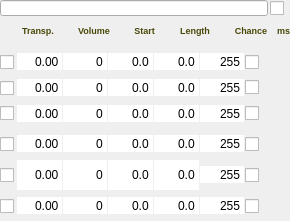
Before: the Qt Designer form Qt/qt4_patch_widget.ui in kmatheussen/radium, drawn with Qt 5.
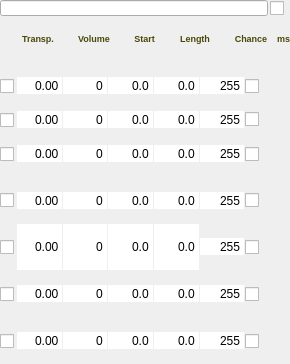
After: the same form once the commit is applied.

What changed in the file:
```diff
--- a/Qt/qt4_patch_widget.ui
+++ b/Qt/qt4_patch_widget.ui
@@ -7,7 +7,7 @@
     <x>0</x>
     <y>0</y>
     <width>290</width>
-    <height>221</height>
+    <height>364</height>
    </rect>
   </property>
   <property name="sizePolicy">
@@ -1205,6 +1205,159 @@
         </item>
        </layout>
       </item>
+      <item>
+       <layout class="QHBoxLayout" name="horizontalLayout_20">
+        <property name="spacing">
+         <number>1</number>
+        </property>
+        <item>
+         <widget class="QCheckBox" name="o7">
+          <property name="sizePolicy">
+           <sizepolicy hsizetype="Fixed" vsizetype="Minimum">
+            <horstretch>0</horstretch>
+            <verstretch>0</verstretch>
+           </sizepolicy>
+          </property>
+          <property name="text">
+           <string/>
+          </property>
+         </widget>
+        </item>
+        <item>
+         <spacer name="horizontalSpacer_10">
+          <property name="orientation">
+           <enum>Qt::Horizontal</enum>
+          </property>
+          <property name="sizeType">
+           <enum>QSizePolicy::Fixed</enum>
+          </property>
+          <property name="sizeHint" stdset="0">
+           <size>
+            <width>2</width>
+            <height>20</height>
+           </size>
+          </property>
+         </spacer>
+        </item>
+        <item>
+         <widget class="QDoubleSpinBox" name="t7">
+          <property name="frame">
+           <bool>false</bool>
+          </property>
+          <property name="alignment">
+           <set>Qt::AlignRight|Qt::AlignTrailing|Qt::AlignVCenter</set>
+          </property>
+          <property name="buttonSymbols">
+           <enum>QAbstractSpinBox::NoButtons</enum>
+          </property>
+          <property name="minimum">
+           <double>-99.000000000000000</double>
+          </property>
+          <property name="singleStep">
+           <double>0.250000000000000</double>
+          </property>
+         </widget>
+        </item>
+        <item>
+         <widget class="QSpinBox" name="v7">
+          <property name="frame">
+           <bool>false</bool>
+          </property>
+          <property name="alignment">
+           <set>Qt::AlignRight|Qt::AlignTrailing|Qt::AlignVCenter</set>
+          </property>
+          <property name="buttonSymbols">
+           <enum>QAbstractSpinBox::NoButtons</enum>
+          </property>
+          <property name="minimum">
+           <number>-35</number>
+          </property>
+          <property name="maximum">
+           <number>70</number>
+          </property>
+         </widget>
+        </item>
+        <item>
+         <widget class="QDoubleSpinBox" name="s7">
+          <property name="frame">
+           <bool>false</bool>
+          </property>
+          <property name="alignment">
+           <set>Qt::AlignRight|Qt::AlignTrailing|Qt::AlignVCenter</set>
+          </property>
+          <property name="buttonSymbols">
+           <enum>QAbstractSpinBox::NoButtons</enum>
+          </property>
+          <property name="decimals">
+           <number>1</number>
+          </property>
+          <property name="maximum">
+           <double>999.899999999999977</double>
+          </property>
+          <property name="singleStep">
+           <double>10.000000000000000</double>
+          </property>
+         </widget>
+        </item>
+        <item>
+         <widget class="QDoubleSpinBox" name="l7">
+          <property name="frame">
+           <bool>false</bool>
+          </property>
+          <property name="alignment">
+           <set>Qt::AlignRight|Qt::AlignTrailing|Qt::AlignVCenter</set>
+          </property>
+          <property name="buttonSymbols">
+           <enum>QAbstractSpinBox::NoButtons</enum>
+          </property>
+          <property name="decimals">
+           <number>1</number>
+          </property>
+          <property name="maximum">
+           <double>999.899999999999977</double>
+          </property>
+          <property name="singleStep">
+           <double>10.000000000000000</double>
+          </property>
+         </widget>
+        </item>
+        <item>
+         <widget class="QSpinBox" name="c7">
+          <property name="frame">
+           <bool>false</bool>
+          </property>
+          <property name="alignment">
+           <set>Qt::AlignRight|Qt::AlignTrailing|Qt::AlignVCenter</set>
+          </property>
+          <property name="buttonSymbols">
+           <enum>QAbstractSpinBox::NoButtons</enum>
+          </property>
+          <property name="minimum">
+           <number>0</number>
+          </property>
+          <property name="maximum">
+           <number>255</number>
+          </property>
+          <property name="value">
+           <number>255</number>
+          </property>
+         </widget>
+        </item>
+        <item>
+         <widget class="QCheckBox" name="f7">
+          <property name="sizePolicy">
+           <sizepolicy hsizetype="Minimum" vsizetype="Minimum">
+            <horstretch>0</horstretch>
+            <verstretch>0</verstretch>
+           </sizepolicy>
+          </property>
+          <property name="text">
+           <string/>
+          </property>
+         </widget>
+        </item>
+       </layout>
+      </item>
      </layout>
     </widget>
    </item>
```
